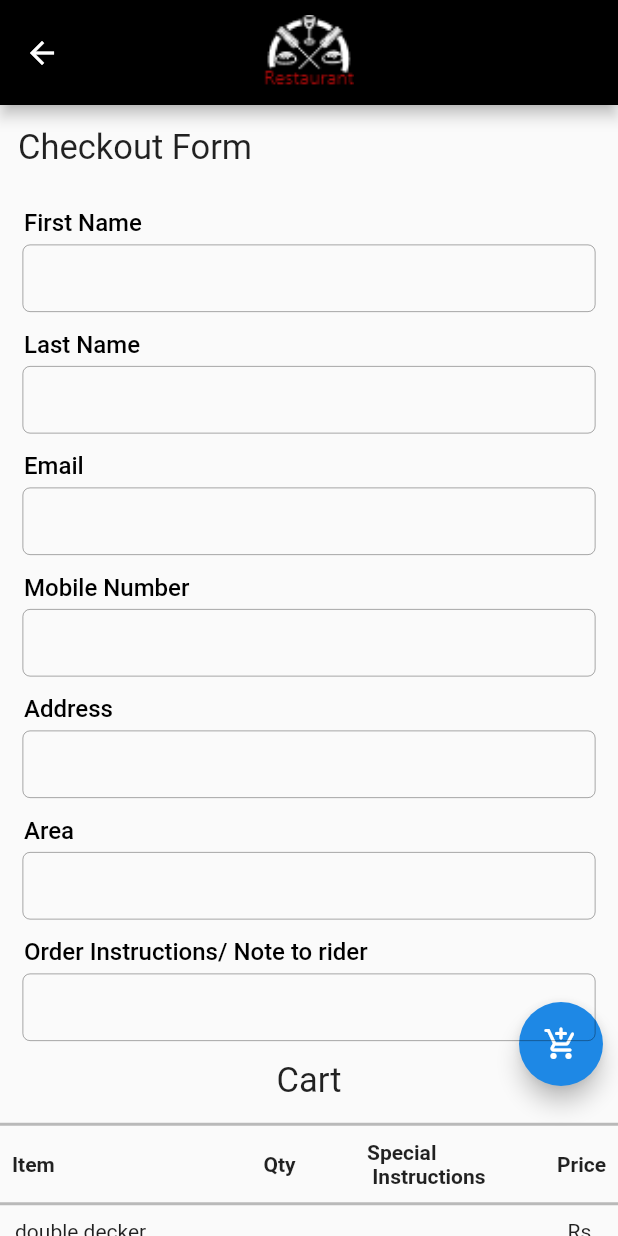
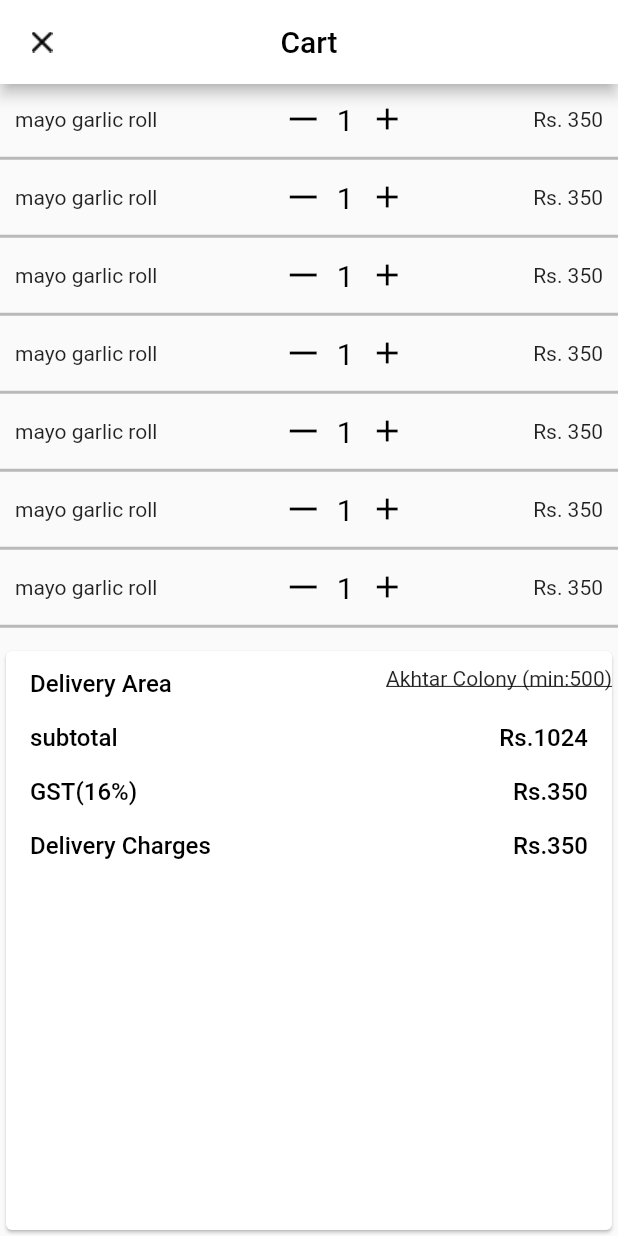
Before and after one commit to MohammadAzeem7890/FoodPanda, a Flutter app: the screen it shows after launch, after a tap on "Chicken Cheese Roll", on a phone screen of 412 x 824 dp. Run offline on Flutter 3.47's test engine with Material 2 defaults, Android fonts, the phone set to English and light mode, and no system bars.

Commit message:
Completed: Checkout Form, Added: Checkout Feature

```diff
--- /dev/null
+++ b/lib/View/Design/CheckOutScreen.dart
@@ -0,0 +1,87 @@
+import 'package:flutter/material.dart';
+import 'package:foodpanda/View/components/CheckoutScreenSheet.dart';
+
+class CheckOutScreen extends StatefulWidget {
+  @override
+  _CheckOutScreenState createState() => _CheckOutScreenState();
+}
+
+class _CheckOutScreenState extends State<CheckOutScreen> {
+
+  @override
+  Widget build(BuildContext context) {
+    double menuHeight = MediaQuery.of(context).size.height - 450;
+    double checkoutHeight = MediaQuery.of(context).size.height - menuHeight;
+    return Scaffold(
+      appBar: AppBar(
+        backgroundColor: Colors.white,
+        leading: Image.asset('assets/images/crossIcon.png'),
+        title: Text(
+          "Cart",
+          style: TextStyle(color: Colors.black),
+        ),
+        centerTitle: true,
+      ),
+      body: Column(
+        children: [
+          SingleChildScrollView(
+            child: Container(
+              height: menuHeight,
+              child: ListView.separated(
+                  itemBuilder: (context, index) {
+                    return Padding(
+                      padding: const EdgeInsets.symmetric(horizontal: 10),
+                      child: Row(
+                        mainAxisAlignment: MainAxisAlignment.spaceBetween,
+                        children: [
+                          Text("mayo garlic roll"),
+                          Padding(
+                            padding: const EdgeInsets.symmetric(horizontal: 10),
+                            child: Container(
+                              width: 80,
+                              height: 47,
+                              child: Row(
+                                mainAxisAlignment:
+                                    MainAxisAlignment.spaceBetween,
+                                children: [
+                                  Padding(
+                                    padding: const EdgeInsets.only(top: 15.0),
+                                    child: Icon(
+                                      Icons.maximize_sharp,
+                                      color: Colors.black,
+                                    ),
+                                  ),
+                                  Text(
+                                    "1",
+                                    style: TextStyle(
+                                        color: Colors.black, fontSize: 20),
+                                  ),
+                                  Icon(
+                                    Icons.add,
+                                    color: Colors.black,
+                                  )
+                                ],
+                              ),
+                            ),
+                          ),
+                          Text("Rs. 350"),
+                        ],
+                      ),
+                    );
+                  },
+                  separatorBuilder: (context, index) {
+                    return Divider(
+                      height: 5,
+                      color: Colors.black26,
+                      thickness: 2,
+                    );
+                  },
+                  itemCount: 20),
+            ),
+          ),
+          Expanded(child: CheckoutScreenSheet(height: checkoutHeight,)),
+        ],
+      ),
+    );
+  }
+}
--- a/lib/View/Design/SplashScreen.dart
+++ b/lib/View/Design/SplashScreen.dart
@@ -16,7 +16,7 @@ class _SplashScreenState extends State<SplashScreen> {
     // TODO: implement initState
     super.initState();
     Timer(Duration(seconds: 2), (){
-      Navigator.of(context).push(MaterialPageRoute(builder: (context) => HomePage()));
+      Navigator.of(context).pushReplacement(MaterialPageRoute(builder: (context) => HomePage()));
     });
   }
 
--- /dev/null
+++ b/lib/View/components/BottomSheet.dart
@@ -0,0 +1,28 @@
+import 'package:flutter/material.dart';
+
+class PrimaryBottomSheet extends StatefulWidget {
+  @override
+  _PrimaryBottomSheetState createState() => _PrimaryBottomSheetState();
+}
+
+class _PrimaryBottomSheetState extends State<PrimaryBottomSheet> {
+  @override
+  Widget build(BuildContext context) {
+    return Container(
+      height: 50,
+      width: MediaQuery.of(context).size.width,
+      color: Colors.white54,
+      child: Padding(
+        padding: const EdgeInsets.symmetric(horizontal: 10),
+        child: Row(
+          mainAxisAlignment: MainAxisAlignment.spaceBetween,
+          children: [
+            Icon(Icons.badge, color: Colors.black,),
+            Text("View Cart"),
+            Text("Rs.0.0"),
+          ],
+        ),
+      ),
+    );
+  }
+}
--- /dev/null
+++ b/lib/View/components/CheckoutScreenSheet.dart
@@ -0,0 +1,64 @@
+import 'package:flutter/material.dart';
+
+import 'PrimaryLabel.dart';
+
+class CheckoutScreenSheet extends StatelessWidget {
+  double height;
+  CheckoutScreenSheet({this.height});
+  @override
+  Widget build(BuildContext context) {
+    return Card(
+      child: Container(
+        height: height,
+        width: MediaQuery.of(context).size.width,
+        decoration: new BoxDecoration(
+          borderRadius: BorderRadius.only(topRight: Radius.circular(5),
+              topLeft: Radius.circular(5)),
+        ),
+        child: Column(
+          children: [
+            Row(
+              mainAxisAlignment: MainAxisAlignment.spaceBetween,
+              children: [
+                PrimaryLabel(label: "Delivery Area"),
+                Text("Akhtar Colony (min:500)", style: TextStyle(decoration: TextDecoration.underline, decorationStyle: TextDecorationStyle.solid),),
+              ],
+            ),
+            Row(
+              mainAxisAlignment: MainAxisAlignment.spaceBetween,
+              children: [
+                PrimaryLabel(label: "subtotal"),
+                PrimaryLabel(label: "Rs.1024"),
+              ],
+            ),
+            Row(
+              mainAxisAlignment: MainAxisAlignment.spaceBetween,
+              children: [
+                Padding(
+                  padding: const EdgeInsets.only(right: 60),
+                  child: PrimaryLabel(label: "Gst(16%)".toUpperCase()),
+                ),
+                PrimaryLabel(label: "Rs.350"),
+              ],
+            ),
+            Row(
+              mainAxisAlignment: MainAxisAlignment.spaceBetween,
+              children: [
+                Padding(
+                  padding: const EdgeInsets.only(right: 60),
+                  child: PrimaryLabel(label: "Delivery Charges"),
+                ),
+                PrimaryLabel(label: "Rs.350"),
+              ],
+            ),
+            Row(
+              children: [
+
+              ],
+            )
+          ],
+        ),
+      ),
+    );
+  }
+}
--- a/lib/View/components/DealsMenu.dart
+++ b/lib/View/components/DealsMenu.dart
@@ -1,7 +1,10 @@
 import 'package:flutter/cupertino.dart';
 import 'package:flutter/material.dart';
 import 'package:foodpanda/View/Design/CheckOutForm.dart';
+import 'package:foodpanda/View/Design/CheckOutScreen.dart';
 import 'package:foodpanda/View/components/ItemCard.dart';
+
+import 'BottomSheet.dart';
 
 class DealsMenu extends StatefulWidget {
   @override
@@ -18,13 +21,13 @@ class _DealsMenuState extends State<DealsMenu> {
             child: Container(
               child: GridView.count(
                 crossAxisCount: 2,
-                childAspectRatio: MediaQuery.of(context).size.width / 390,
+                childAspectRatio: MediaQuery.of(context).size.width / 400,
                 children: List.generate(12, (index) {
                   return Container(
                     width: MediaQuery.of(context).size.width,
                     child: InkWell(
                       onTap: () {
-                        Navigator.push(context, MaterialPageRoute(builder: (context) => CheckOutForm()));
+                        Navigator.of(context).push(MaterialPageRoute(builder: (context) => CheckOutScreen()));
                       },
                       child: ItemCard(
                         imageName: "assets/images/Splashlogo.png",
@@ -40,7 +43,8 @@ class _DealsMenuState extends State<DealsMenu> {
                 }),
               ),
             ),
-          )
+          ),
+          PrimaryBottomSheet(),
         ],
       ),
     );
--- a/lib/View/components/RollsMenu.dart
+++ b/lib/View/components/RollsMenu.dart
@@ -1,7 +1,10 @@
 import 'package:flutter/material.dart';
 import 'package:foodpanda/View/Design/CheckOutForm.dart';
+import 'package:foodpanda/View/Design/CheckOutScreen.dart';
 import 'package:foodpanda/View/components/ItemCard.dart';
 import 'package:foodpanda/View/components/primaryTextField.dart';
+
+import 'BottomSheet.dart';
 
 class RollsMenu extends StatefulWidget {
   @override
@@ -26,7 +29,7 @@ class _RollsMenuState extends State<RollsMenu> {
                       width: MediaQuery.of(context).size.width,
                       child: InkWell(
                           onTap: (){
-                            Navigator.push(context, MaterialPageRoute(builder: (context) => CheckOutForm()));
+                            Navigator.of(context).push(MaterialPageRoute(builder: (context) => CheckOutScreen()));
                           },
                           child: ItemCard(
                             imageName: 'assets/images/Item.png',
@@ -40,7 +43,8 @@ class _RollsMenuState extends State<RollsMenu> {
                   })
               ),
             ),
-          )
+          ),
+          PrimaryBottomSheet(),
         ],
       ),
     );
```
Also changed, not shown: lib/View/Design/CheckOutForm.dart (+16 -10 lines), assets/images/crossIcon.png (added).
